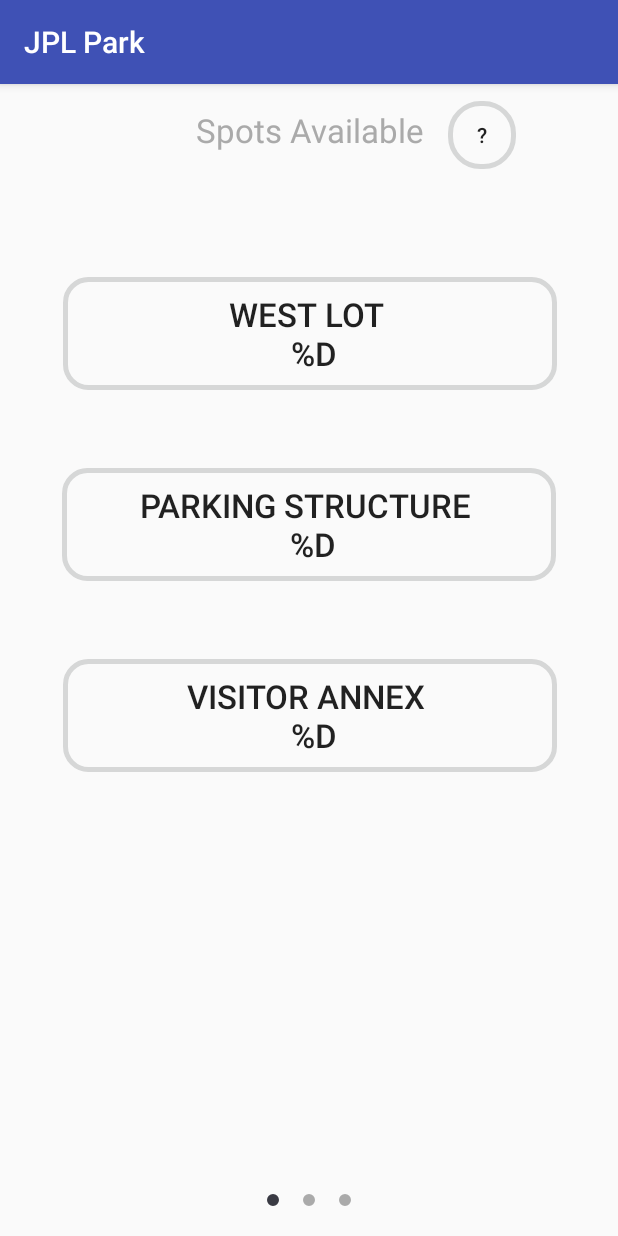
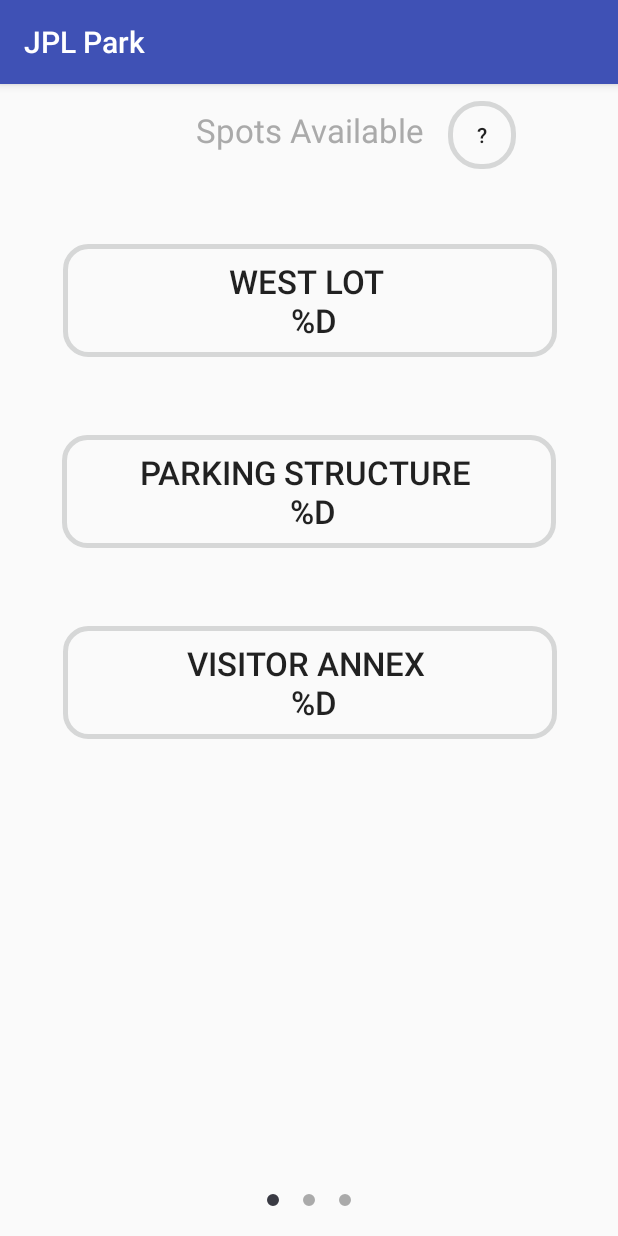
Before and after one commit to stimpe/ParkingApp, an Android app: the screen it shows after launch (MainActivity), on a phone screen of 412 x 824 dp. Run offline under Robolectric (Android 15) with nearby library versions, the phone set to English and light mode, and no system bars; libraries missing offline, so code that uses them is left out: com.github.mikephil.charting; 6 statements that could not run were skipped.

Commit message:
Updated UI, added splash screen
Updated the UI to be more visually appealing. Added splash screen. Changed main page button drawables to selector for press feedback.

```diff
--- /dev/null
+++ b/app/src/main/java/com/example/stimpe/parking/splashScreenActivity.java
@@ -0,0 +1,16 @@
+package com.example.stimpe.parking;
+
+import android.content.Intent;
+import android.support.v7.app.AppCompatActivity;
+import android.os.Bundle;
+
+public class splashScreenActivity extends AppCompatActivity {
+
+    @Override
+    protected void onCreate(Bundle savedInstanceState) {
+        super.onCreate(savedInstanceState);
+        Intent intent = new Intent(this, MainActivity.class);
+        startActivity(intent);
+        finish();
+    }
+}
--- a/app/src/main/res/anim/popup_in.xml
+++ b/app/src/main/res/anim/popup_in.xml
@@ -3,5 +3,5 @@
     <translate
         android:fromYDelta="100%p"
         android:toYDelta="0%p"
-        android:duration="500"/>
+        android:duration="300"/>
 </set>
--- a/app/src/main/res/anim/popup_out.xml
+++ b/app/src/main/res/anim/popup_out.xml
@@ -3,5 +3,5 @@
     <translate
         android:fromYDelta="0%p"
         android:toYDelta="100%p"
-        android:duration="500"/>
+        android:duration="300"/>
 </set>
--- /dev/null
+++ b/app/src/main/res/drawable/pressed_rounded_button.xml
@@ -0,0 +1,9 @@
+<?xml version="1.0" encoding="utf-8"?>
+<shape xmlns:android="http://schemas.android.com/apk/res/android"
+    android:shape="rectangle" android:padding="10dp">
+    <solid android:color="@android:color/darker_gray" />
+    <stroke
+        android:width="3dp"
+        android:color="#ffd6d7d7"/>
+    <corners android:radius="15dp"/>
+</shape>
--- /dev/null
+++ b/app/src/main/res/drawable/rounded_button_selector.xml
@@ -0,0 +1,5 @@
+<?xml version="1.0" encoding="utf-8"?>
+<selector xmlns:android="http://schemas.android.com/apk/res/android">
+    <item android:state_pressed="true" android:drawable="@drawable/pressed_rounded_button"/>
+    <item android:drawable="@drawable/default_rounded_button"/>
+</selector>
--- /dev/null
+++ b/app/src/main/res/drawable/splash_screen.xml
@@ -0,0 +1,6 @@
+<?xml version="1.0" encoding="utf-8"?>
+<layer-list xmlns:android="http://schemas.android.com/apk/res/android">
+    <item android:drawable="@color/DarkJpl"/>
+    <!-- TODO: update splash screen -->
+    <!-- new items in here for splash screen (make sure gravity is center) -->
+</layer-list>
--- a/app/src/main/res/layout/fragment_prediction_page.xml
+++ b/app/src/main/res/layout/fragment_prediction_page.xml
@@ -134,7 +134,6 @@
         android:layout_height="24dp"
         app:layout_constraintLeft_toLeftOf="parent"
         app:layout_constraintRight_toRightOf="parent"
-        android:background="@drawable/spinner_border"
         android:layout_marginTop="29dp"
         app:layout_constraintTop_toBottomOf="@+id/predict_title" />
 
--- a/app/src/main/res/layout/fragment_structure_list.xml
+++ b/app/src/main/res/layout/fragment_structure_list.xml
@@ -20,7 +20,7 @@
             android:id="@+id/lot3"
             android:layout_width="329dp"
             android:layout_height="75dp"
-            android:background="@drawable/rounded_buttons"
+            android:background="@drawable/rounded_button_selector"
             android:text="@string/parking_lot_3_text"
             android:textSize="22sp"
             android:layout_marginTop="52dp"
@@ -33,7 +33,7 @@
             android:id="@+id/lot2"
             android:layout_width="329dp"
             android:layout_height="75dp"
-            android:background="@drawable/rounded_buttons"
+            android:background="@drawable/rounded_button_selector"
             android:text="@string/parking_lot_2_text"
             android:textSize="22sp"
             android:layout_marginTop="52dp"
@@ -45,14 +45,14 @@
             android:id="@+id/lot1"
             android:layout_width="329dp"
             android:layout_height="75dp"
-            android:background="@drawable/rounded_buttons"
+            android:background="@drawable/rounded_button_selector"
             android:text="@string/parking_lot_1_text"
             android:textSize="22sp"
             android:textAlignment="center"
             app:layout_constraintVertical_chainStyle="packed"
             app:layout_constraintLeft_toLeftOf="parent"
             app:layout_constraintRight_toRightOf="parent"
-            android:layout_marginTop="67dp"
+            android:layout_marginTop="45dp"
             app:layout_constraintTop_toBottomOf="@+id/homeText"
             app:layout_constraintHorizontal_bias="0.509" />
 
--- a/app/src/main/res/values/styles.xml
+++ b/app/src/main/res/values/styles.xml
@@ -13,4 +13,8 @@
         <item name="android:windowExitAnimation">@anim/popup_out</item>
     </style>
 
+    <style name="SplashScreen" parent="Theme.AppCompat.NoActionBar">
+        <item name="android:windowBackground">@drawable/splash_screen</item>
+    </style>
+
 </resources>
```
Also changed, not shown: app/src/main/AndroidManifest.xml (+6 -2 lines), app/src/main/java/com/example/stimpe/parking/predictionPage.java (+29 -3 lines), app/src/main/res/drawable/spinner_border.xml (deleted, +0 -9 lines), app/src/main/res/drawable/default_rounded_button.xml (renamed from app/src/main/res/drawable/rounded_buttons.xml).
